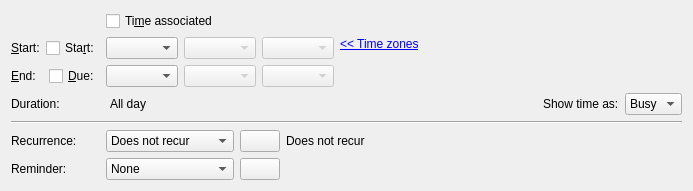
chusopr/kdepim-ktimetracker-akonadi, file incidenceeditors/incidenceeditor-ng/incidencedatetime.ui: the form before one commit.
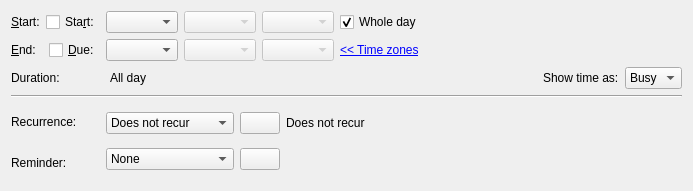
The form after the commit. Custom widgets are drawn as their Qt base class.

Commit message: Invert the logic of the time associated check to "whole day". Also hide the timezones label when appropriate.

The edit to the form file:
```diff
--- a/incidenceeditors/incidenceeditor-ng/incidencedatetime.ui
+++ b/incidenceeditors/incidenceeditor-ng/incidencedatetime.ui
@@ -14,16 +14,6 @@
    <string notr="true"/>
   </property>
   <layout class="QGridLayout" name="gridLayout_2">
-   <item row="0" column="1">
-    <widget class="QCheckBox" name="mHasTimeCheck">
-     <property name="whatsThis">
-      <string>Set if this to-do's start and due dates have times associated with them.</string>
-     </property>
-     <property name="text">
-      <string>Ti&amp;me associated</string>
-     </property>
-    </widget>
-   </item>
    <item row="1" column="0">
     <layout class="QHBoxLayout" name="horizontalLayout_6">
      <item>
@@ -105,26 +95,15 @@
       </widget>
      </item>
      <item>
-      <widget class="QLabel" name="mTimeZoneLabel">
-       <property name="sizePolicy">
-        <sizepolicy hsizetype="Expanding" vsizetype="Preferred">
-         <horstretch>0</horstretch>
-         <verstretch>0</verstretch>
-        </sizepolicy>
-       </property>
-       <property name="font">
-        <font>
-         <underline>false</underline>
-        </font>
+      <widget class="QCheckBox" name="mWholeDayCheck">
+       <property name="whatsThis">
+        <string>Set if this to-do's start and due dates have times associated with them.</string>
        </property>
        <property name="text">
-        <string>&lt;a href=&quot;hide&quot;&gt;&lt;font color='blue'&gt;&amp;lt;&amp;lt; Time zones&lt;/font&gt;&lt;/a&gt;</string>
+        <string>Whole day</string>
        </property>
-       <property name="textFormat">
-        <enum>Qt::RichText</enum>
-       </property>
-       <property name="alignment">
-        <set>Qt::AlignLeading|Qt::AlignLeft|Qt::AlignTop</set>
+       <property name="checked">
+        <bool>true</bool>
        </property>
       </widget>
      </item>
@@ -208,7 +187,31 @@
       </widget>
      </item>
      <item>
-      <spacer name="horizontalSpacer_2">
+      <widget class="QLabel" name="mTimeZoneLabel">
+       <property name="sizePolicy">
+        <sizepolicy hsizetype="Expanding" vsizetype="Preferred">
+         <horstretch>0</horstretch>
+         <verstretch>0</verstretch>
+        </sizepolicy>
+       </property>
+       <property name="font">
+        <font>
+         <underline>false</underline>
+        </font>
+       </property>
+       <property name="text">
+        <string>&lt;a href=&quot;hide&quot;&gt;&lt;font color='blue'&gt;&amp;lt;&amp;lt; Time zones&lt;/font&gt;&lt;/a&gt;</string>
+       </property>
+       <property name="textFormat">
+        <enum>Qt::RichText</enum>
+       </property>
+       <property name="alignment">
+        <set>Qt::AlignLeading|Qt::AlignLeft|Qt::AlignVCenter</set>
+       </property>
+      </widget>
+     </item>
+     <item>
+      <spacer name="horizontalSpacer">
        <property name="orientation">
         <enum>Qt::Horizontal</enum>
        </property>
```
The commit also changes 3 other files.
